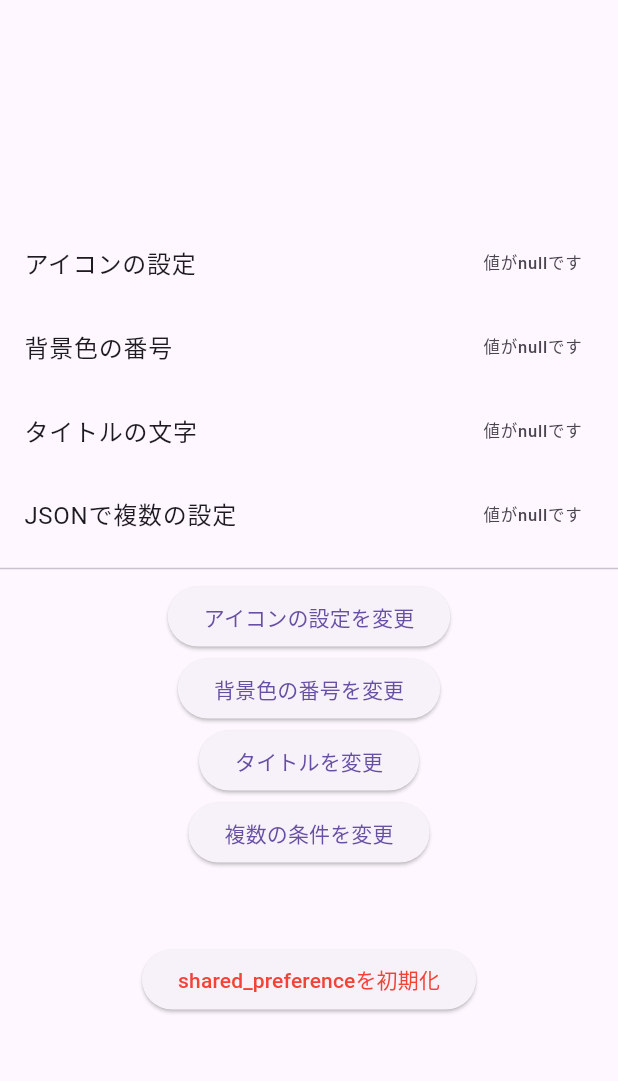
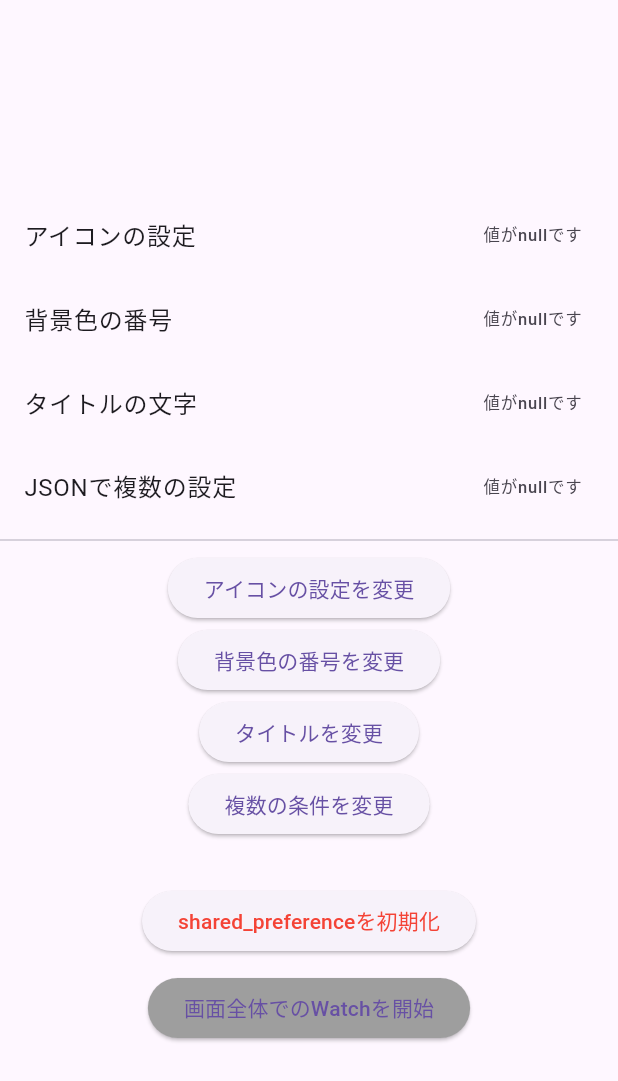
Before and after one commit to HaruhikoMotokawa/shared_preference_sample, a Flutter app: the screen it shows after launch, on a phone screen of 412 x 824 dp. Shown: the top 1081 px of the screen. Run offline on Flutter 3.47's test engine with Material 3 defaults, Android fonts, the light colour scheme and no system bars; our stand-ins replace flutter_hooks, flutter_riverpod, freezed_annotation, gap, hooks_riverpod, logger and 2 more; generated files the repository leaves out were written again.

Commit message:
refactor: viewModel追加、ホーム画面で画面全体でのウォッチ切り替えをuseStateで切り替えに変更

```diff
--- a/lib/main.dart
+++ b/lib/main.dart
@@ -13,9 +13,6 @@ class App extends StatelessWidget {
 
   @override
   Widget build(BuildContext context) {
-    return const MaterialApp(
-      // isWatchProviderをtrueにすると画面全体で値をwatchした場合が試せます。
-      home: MyHomePage(isWatchProvider: false),
-    );
+    return const MaterialApp(home: MyHomePage());
   }
 }
--- a/lib/presentations/edit_custom_setting_page/edit_custom_setting_page.dart
+++ b/lib/presentations/edit_custom_setting_page/edit_custom_setting_page.dart
@@ -2,9 +2,9 @@ import 'package:flutter/material.dart';
 import 'package:flutter_hooks/flutter_hooks.dart';
 import 'package:gap/gap.dart';
 import 'package:hooks_riverpod/hooks_riverpod.dart';
-import 'package:shared_preference_sample/data/repositories/key_value_repository/provider.dart';
 import 'package:shared_preference_sample/domains/custom_setting.dart';
 import 'package:shared_preference_sample/domains/tile_type.dart';
+import 'package:shared_preference_sample/presentations/edit_custom_setting_page/edit_custom_setting_page_view_model.dart';
 import 'package:shared_preference_sample/presentations/shared/custom_bottom_sheet.dart';
 import 'package:shared_preference_sample/presentations/shared/info_list_tile.dart';
 
@@ -112,8 +112,8 @@ class EditCustomSettingPage extends HookConsumerWidget {
                       titleText: titleTextState.value,
                     );
                     await ref
-                        .read(keyValueRepositoryProvider)
-                        .setCustomSetting(updateSetting);
+                        .read(editCustomSettingPageProvider.notifier)
+                        .saveCustomSetting(updateSetting);
                     if (context.mounted) {
                       Navigator.pop(context);
                     }
--- a/lib/presentations/my_home_page/my_home_page.dart
+++ b/lib/presentations/my_home_page/my_home_page.dart
@@ -1,32 +1,32 @@
 import 'package:flutter/material.dart';
-import 'package:flutter_riverpod/flutter_riverpod.dart';
+import 'package:flutter_hooks/flutter_hooks.dart';
 import 'package:gap/gap.dart';
+import 'package:hooks_riverpod/hooks_riverpod.dart';
 import 'package:shared_preference_sample/data/repositories/key_value_repository/provider.dart';
 import 'package:shared_preference_sample/domains/tile_type.dart';
 import 'package:shared_preference_sample/logger.dart';
 import 'package:shared_preference_sample/presentations/edit_custom_setting_page/edit_custom_setting_page.dart';
+import 'package:shared_preference_sample/presentations/my_home_page/my_home_page_view_model.dart';
 import 'package:shared_preference_sample/presentations/shared/custom_bottom_sheet.dart';
 import 'package:shared_preference_sample/presentations/shared/info_list_tile.dart';
 
 /// ホーム画面
-class MyHomePage extends ConsumerWidget {
+class MyHomePage extends HookConsumerWidget {
   /// ホーム画面のコンストラクタ
-  const MyHomePage({
-    required this.isWatchProvider,
-    super.key,
-  });
-
-  /// 画面全体で値をwatchするテストを行うかどうかのフラグ
-  final bool isWatchProvider;
+  const MyHomePage({super.key});
 
   @override
   Widget build(BuildContext context, WidgetRef ref) {
+    /// 画面全体で値をwatchするテストを行うかどうかのフラグ
+    final isWatchProviderFromPage = useState(false);
+
     /// テスト用のwidget
     Widget? testIconSettingWidget;
 
     // もしisWatchProviderがtrueの場合は画面全体でiconSettingProviderをwatchし、
     // watchした値を反映するwidgetをtestIconSettingWidgetに設定する
-    if (isWatchProvider) {
+    // isWatchProviderを変更するにはmain.dartで引数に`true`を渡す
+    if (isWatchProviderFromPage.value) {
       final iconSetting = ref.watch(iconSettingProvider);
       testIconSettingWidget = Column(
         children: [
@@ -42,11 +42,14 @@ class MyHomePage extends ConsumerWidget {
                 },
               );
             },
-            error: (error, stack) => _ErrorTextWidget(
-              error,
-              stack,
-              type: TileType.iconSetting,
-            ),
+            error: (error, stack) {
+              logger.e(
+                'エラー',
+                error: error,
+                stackTrace: stack,
+              );
+              return const Text('エラーです');
+            },
             loading: () => const CircularProgressIndicator(),
           ),
           const Divider(),
@@ -61,20 +64,54 @@ class MyHomePage extends ConsumerWidget {
           child: Column(
             mainAxisAlignment: MainAxisAlignment.center,
             children: [
-              // isWatchProviderがtrueだったら生成する
-              if (isWatchProvider && testIconSettingWidget != null)
+              // isWatchProviderFromPageがtrueだったら生成する
+              if (isWatchProviderFromPage.value &&
+                  testIconSettingWidget != null)
                 testIconSettingWidget,
-              const Flexible(
-                child: _ConsumerWidget(type: TileType.iconSetting),
+              Flexible(
+                child: Consumer(
+                  builder: (context, ref, child) {
+                    final iconSetting = ref.watch(iconSettingProvider);
+                    return InfoListTile(
+                      value: iconSetting.value,
+                      type: TileType.iconSetting,
+                    );
+                  },
+                ),
               ),
-              const Flexible(
-                child: _ConsumerWidget(type: TileType.backgroundColorNumber),
+              Flexible(
+                child: Consumer(
+                  builder: (context, ref, child) {
+                    final backgroundColorNumber =
+                        ref.watch(backgroundColorNumberProvider);
+                    return InfoListTile(
+                      value: backgroundColorNumber.value,
+                      type: TileType.backgroundColorNumber,
+                    );
+                  },
+                ),
               ),
-              const Flexible(
-                child: _ConsumerWidget(type: TileType.titleText),
+              Flexible(
+                child: Consumer(
+                  builder: (context, ref, child) {
+                    final titleText = ref.watch(titleTextProvider);
+                    return InfoListTile(
+                      value: titleText.value,
+                      type: TileType.titleText,
+                    );
+                  },
+                ),
               ),
-              const Flexible(
-                child: _ConsumerWidget(type: TileType.customSetting),
+              Flexible(
+                child: Consumer(
+                  builder: (context, ref, child) {
+                    final customSetting = ref.watch(customSettingProvider);
+                    return InfoListTile(
+                      value: customSetting.value,
+                      type: TileType.customSetting,
+                    );
+                  },
+                ),
               ),
               const Divider(),
               ElevatedButton(
@@ -84,8 +121,8 @@ class MyHomePage extends ConsumerWidget {
                       await showSelectIconSettingBottomSheet(context);
                   if (result != null) {
                     await ref
-                        .read(keyValueRepositoryProvider)
-                        .setIconSetting(value: result);
+                        .read(myHomePageViewModelProvider.notifier)
+                        .saveIconSetting(value: result);
                   }
                 },
               ),
@@ -95,8 +132,8 @@ class MyHomePage extends ConsumerWidget {
                   final result = await showSelectColorBottomSheet(context);
                   if (result != null) {
                     await ref
-                        .read(keyValueRepositoryProvider)
-                        .setBackgroundColorNumber(result);
+                        .read(myHomePageViewModelProvider.notifier)
+                        .saveBackgroundColorNumber(result);
                   }
                 },
               ),
@@ -106,8 +143,8 @@ class MyHomePage extends ConsumerWidget {
                   final result = await showSelectTitleBottomSheet(context);
                   if (result != null) {
                     await ref
-                        .read(keyValueRepositoryProvider)
-                        .setTitleText(result);
+                        .read(myHomePageViewModelProvider.notifier)
+                        .saveTitleText(result);
                   }
                 },
               ),
@@ -131,14 +168,32 @@ class MyHomePage extends ConsumerWidget {
                   }
                 },
               ),
-              const Gap(50),
+              const Gap(30),
               ElevatedButton(
                 child: const Text(
                   'shared_preferenceを初期化',
                   style: TextStyle(color: Colors.red),
                 ),
-                onPressed: () =>
-                    ref.read(keyValueRepositoryProvider).initData(),
+                onPressed: () => ref
+                    .read(myHomePageViewModelProvider.notifier)
+                    .initAllData(),
+              ),
+              const Gap(10),
+              ElevatedButton(
+                style: ButtonStyle(
+                  backgroundColor: MaterialStateProperty.all(
+                    isWatchProviderFromPage.value ? Colors.yellow : Colors.grey,
+                  ),
+                ),
+                onPressed: () {
+                  final currentIsWatch = isWatchProviderFromPage.value;
+                  final newValue = !currentIsWatch;
+                  isWatchProviderFromPage.value = newValue;
+                },
+                child: Text(
+                  '画面全体でのWatchを'
+                  '${isWatchProviderFromPage.value ? '停止' : '開始'}',
+                ),
               ),
             ],
           ),
@@ -147,56 +202,3 @@ class MyHomePage extends ConsumerWidget {
     );
   }
 }
-
-/// 引数のTileTypeによってwatchする内容を切り替えて、対応する内容のListTileを返却する
-class _ConsumerWidget extends ConsumerWidget {
-  const _ConsumerWidget({required this.type});
-
-  final TileType type;
-
-  @override
-  Widget build(BuildContext context, WidgetRef ref) {
-    final stream = switch (type) {
-      TileType.iconSetting => ref.watch(iconSettingProvider),
-      TileType.backgroundColorNumber =>
-        ref.watch(backgroundColorNumberProvider),
-      TileType.titleText => ref.watch(titleTextProvider),
-      TileType.customSetting => ref.watch(customSettingProvider),
-    };
-
-    return stream.when(
-      data: (data) => InfoListTile(
-        value: data,
-        type: type,
-      ),
-      error: (error, stack) => _ErrorTextWidget(
-        error,
-        stack,
-        type: type,
-      ),
-      loading: () => const CircularProgressIndicator(),
-    );
-  }
-}
-
-
-class _ErrorTextWidget extends StatelessWidget {
-  const _ErrorTextWidget(
-    this.error,
-    this.stack, {
-    required this.type,
-  });
-
-  final Object error;
-  final StackTrace stack;
-  final TileType type;
-  @override
-  Widget build(BuildContext context) {
-    logger.e(
-      'エラー',
-      error: error,
-      stackTrace: stack,
-    );
-    return Text('${type.title}のエラーです');
-  }
-}
```
Also changed, not shown: lib/presentations/edit_custom_setting_page/edit_custom_setting_page_view_model.dart (added, +16 -0 lines), lib/presentations/my_home_page/my_home_page_view_model.dart (added, +31 -0 lines), lib/data/repositories/key_value_repository/provider.g.dart, lib/presentations/edit_custom_setting_page/edit_custom_setting_page_view_model.g.dart (added), lib/presentations/my_home_page/my_home_page_view_model.g.dart (added).
